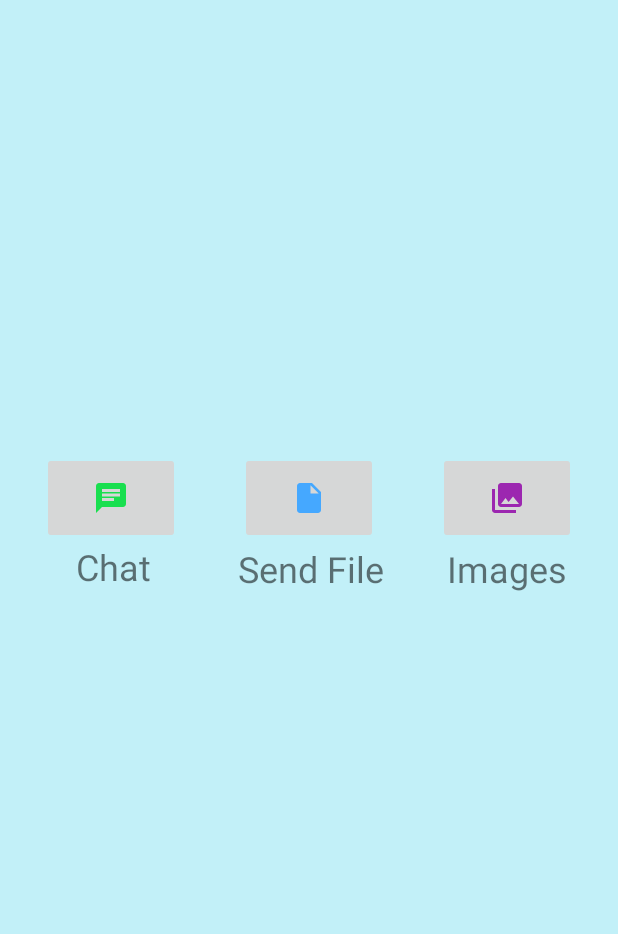
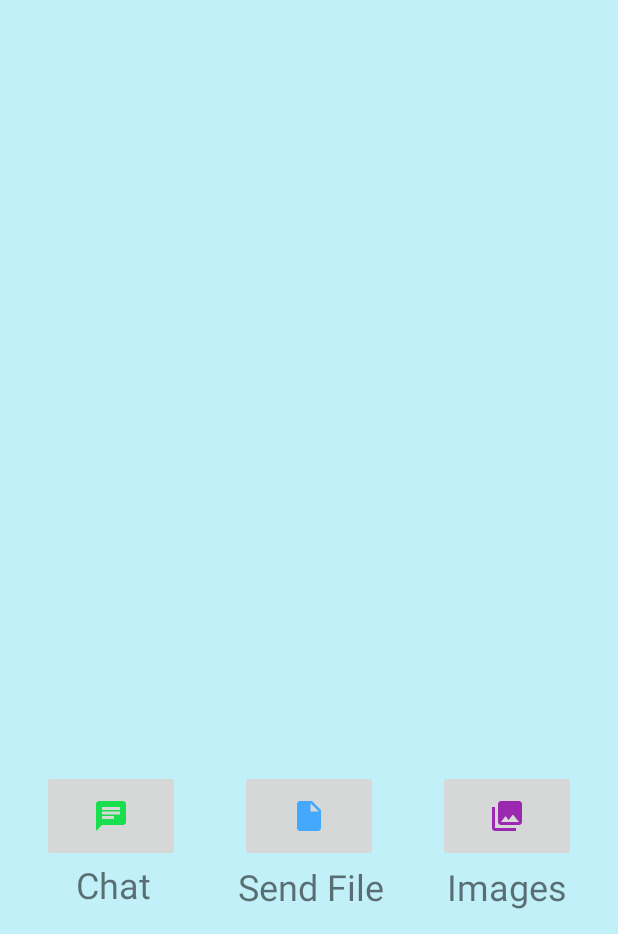
Before and after one commit to waaade/BluetoothProject, an Android app: the screen it shows after launch (MainActivity), on a phone screen of 412 x 824 dp, the part 302-1236 px from its top. Run offline under Robolectric (Android 15) with nearby library versions, the phone set to English and light mode, and no system bars.

Commit message:
Fix layout constraints for real this time

```diff
--- a/app/src/main/res/layout/activity_main.xml
+++ b/app/src/main/res/layout/activity_main.xml
@@ -11,24 +11,14 @@
         android:layout_width="92dp"
         android:layout_height="61dp"
         android:layout_marginStart="8dp"
-        android:layout_marginTop="64dp"
-        android:layout_marginBottom="24dp"
+        android:layout_marginBottom="48dp"
         android:contentDescription="@string/description_chat"
         android:onClick="launchChat"
-        app:layout_constraintBottom_toTopOf="@+id/guideline"
+        app:layout_constraintBottom_toBottomOf="parent"
         app:layout_constraintEnd_toStartOf="@+id/button_file"
         app:layout_constraintHorizontal_bias="0.5"
         app:layout_constraintStart_toStartOf="parent"
-        app:layout_constraintTop_toTopOf="@+id/guideline4"
-        app:layout_constraintVertical_bias="0.0"
         app:srcCompat="@drawable/ic_chat" />
-
-    <android.support.constraint.Guideline
-        android:id="@+id/guideline"
-        android:layout_width="wrap_content"
-        android:layout_height="wrap_content"
-        android:orientation="horizontal"
-        app:layout_constraintGuide_begin="633dp" />
 
     <TextView
         android:id="@+id/textView"
@@ -47,16 +37,13 @@
         android:layout_width="92dp"
         android:layout_height="61dp"
         android:layout_marginStart="20dp"
-        android:layout_marginTop="64dp"
-        android:layout_marginBottom="24dp"
+        android:layout_marginBottom="48dp"
         android:contentDescription="@string/description_file"
         android:onClick="launchTransferFile"
-        app:layout_constraintBottom_toTopOf="@+id/guideline"
+        app:layout_constraintBottom_toBottomOf="parent"
         app:layout_constraintEnd_toStartOf="@+id/button_image"
         app:layout_constraintHorizontal_bias="0.5"
         app:layout_constraintStart_toEndOf="@+id/button_chat"
-        app:layout_constraintTop_toTopOf="@+id/guideline4"
-        app:layout_constraintVertical_bias="0.0"
         app:srcCompat="@drawable/ic_file" />
 
     <TextView
@@ -75,17 +62,14 @@
         android:layout_width="92dp"
         android:layout_height="61dp"
         android:layout_marginStart="20dp"
-        android:layout_marginTop="64dp"
         android:layout_marginEnd="8dp"
-        android:layout_marginBottom="24dp"
+        android:layout_marginBottom="48dp"
         android:contentDescription="@string/description_image"
         android:onClick="launchImages"
-        app:layout_constraintBottom_toTopOf="@+id/guideline"
+        app:layout_constraintBottom_toBottomOf="parent"
         app:layout_constraintEnd_toEndOf="parent"
         app:layout_constraintHorizontal_bias="0.5"
         app:layout_constraintStart_toEndOf="@+id/button_file"
-        app:layout_constraintTop_toTopOf="@+id/guideline4"
-        app:layout_constraintVertical_bias="0.0"
         app:srcCompat="@drawable/ic_image" />
 
     <TextView
@@ -112,11 +96,4 @@
         app:layout_constraintStart_toStartOf="parent"
         app:layout_constraintTop_toTopOf="parent" />
 
-    <android.support.constraint.Guideline
-        android:id="@+id/guideline4"
-        android:layout_width="wrap_content"
-        android:layout_height="wrap_content"
-        android:orientation="horizontal"
-        app:layout_constraintGuide_begin="439dp" />
-
 </android.support.constraint.ConstraintLayout>
```
